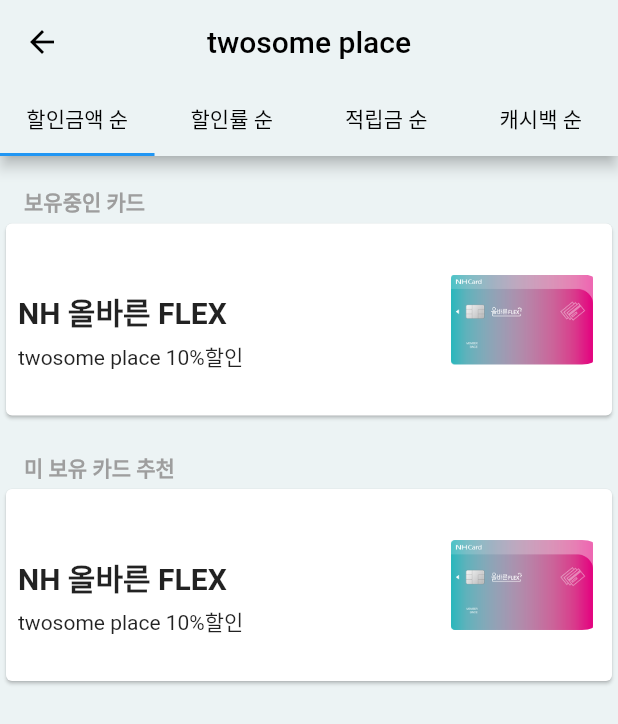
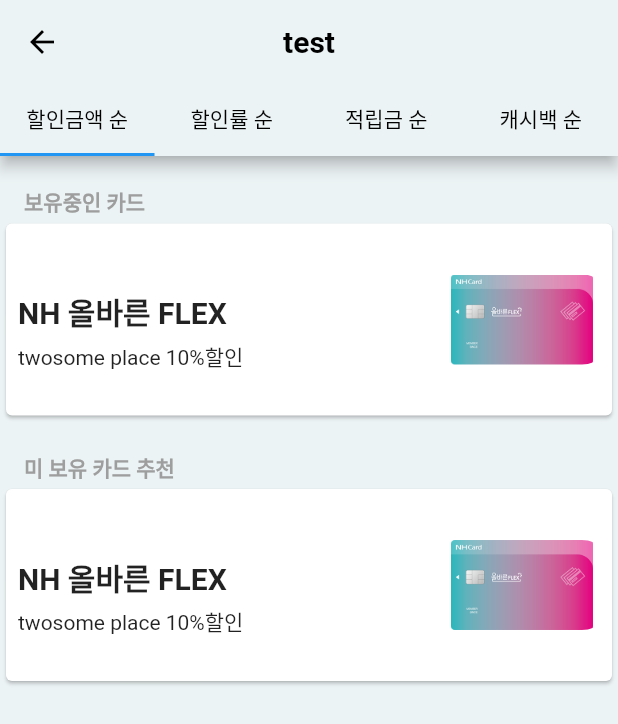
Before and after one commit to Hstone98/TTingBank, a Flutter app: the MainPage screen opened directly, in the side drawer, after a tap on "카드 추천", on a phone screen of 412 x 824 dp. Shown: the top 724 px of the screen. Run offline on Flutter 3.47's test engine with Material 2 defaults, Android fonts, the phone set to English and light mode, and no system bars; our stand-ins replace percent_indicator; missing offline and left inert: kakao_flutter_sdk, kakao_flutter_sdk_common; network calls fail; statements that could not run were skipped.

Commit message:
[flutter] - 추천페이지 동적구현(카테고리에 새로운 List추가, 메인페이지 오류수정, +가맹점리스트페이지 변경점)

```diff
--- a/Source/Client/tting_bank/lib/view/main_page.dart
+++ b/Source/Client/tting_bank/lib/view/main_page.dart
@@ -17,6 +17,8 @@ import 'package:tting_bank/data/category.dart';
 import 'package:tting_bank/data/image_category.dart';
 import 'package:tting_bank/view/registercard_page.dart';
 import 'package:tting_bank/conttoller/profile_controller.dart';
+
+var testname = 'test';
 
 class MainPage extends StatefulWidget {
   const MainPage({Key? key}) : super(key: key);
@@ -229,7 +231,7 @@ class _MainPageState extends State<MainPage> {
                 selected: true,
                 onTap: () {
                   Navigator.push(context,
-                      MaterialPageRoute(builder: (context) => RecommendPage()));
+                      MaterialPageRoute(builder: (context) => RecommendPage(testname)));
                 },
                 trailing: Icon(
                   Icons.add,
@@ -356,9 +358,7 @@ class _MainPageState extends State<MainPage> {
                     scrollDirection: Axis.horizontal,
                     child: Row(
                       children: [
-                        for (int i = 0;
-                            i < (ImageCategory.listAsset.length + 1) ~/ 2;
-                            i++)
+                        for (int i = 0;i < (ImageCategory.listAsset.length + 1) ~/ 2;i++)
                           Column(
                             children: [
                               if (2 * i < ImageCategory.listAsset.length)
@@ -366,43 +366,27 @@ class _MainPageState extends State<MainPage> {
                                   ImageCategory.listAsset[2 * i],
                                   CategoryType.values[2 * i],
                                   context,
+
                                 ),
-                              if (i == 0)
-                                Text(
-                                  "카페",
-                                  style: TextStyle(fontWeight: FontWeight.bold),
-                                ),
-                              if (i == 1)
-                                Text(
-                                  "편의점",
-                                  style: TextStyle(fontWeight: FontWeight.bold),
-                                ),
-                              if (i == 2)
-                                Text(
-                                  "주유소",
-                                  style: TextStyle(fontWeight: FontWeight.bold),
-                                ),
+                                if(i==0)
+                                  Text("카페",style: TextStyle(fontWeight: FontWeight.bold),),
+                                  if(i==1)
+                                  Text("편의점",style: TextStyle(fontWeight: FontWeight.bold),),
+                                  if(i==2)
+                                  Text("주유소",style: TextStyle(fontWeight: FontWeight.bold),),
+
                               if (2 * i + 1 < ImageCategory.listAsset.length)
                                 setSizeBox(
                                   ImageCategory.listAsset[2 * i + 1],
                                   CategoryType.values[2 * i + 1],
                                   context,
                                 ),
-                              if (i == 0)
-                                Text(
-                                  "영화관",
-                                  style: TextStyle(fontWeight: FontWeight.bold),
-                                ),
-                              if (i == 1)
-                                Text(
-                                  "여행",
-                                  style: TextStyle(fontWeight: FontWeight.bold),
-                                ),
-                              if (i == 2)
-                                Text(
-                                  "호텔/리조트",
-                                  style: TextStyle(fontWeight: FontWeight.bold),
-                                ),
+                                if(i==0)
+                                  Text("영화관",style: TextStyle(fontWeight: FontWeight.bold),),
+                                  if(i==1)
+                                  Text("여행",style: TextStyle(fontWeight: FontWeight.bold),),
+                                  if(i==2)
+                                  Text("호텔/리조트",style: TextStyle(fontWeight: FontWeight.bold),),
                             ],
                           ),
                       ],
--- a/Source/Client/tting_bank/lib/view/recommend_page.dart
+++ b/Source/Client/tting_bank/lib/view/recommend_page.dart
@@ -20,6 +20,9 @@ var suggestCardIndexFourth = 4; //캐시백순 탭 미보유 추천카드 갯수
 // 카드 추천 페이지
 //------------------------------------------------------------------------------------------------//
 class RecommendPage extends StatelessWidget {
+  var inputname;
+  RecommendPage(this.inputname, {Key? key}) : super(key: key);
+
   @override
   Widget build(BuildContext context) {
     return DefaultTabController(
@@ -39,9 +42,10 @@ class RecommendPage extends StatelessWidget {
           ),
           backgroundColor: Color.fromARGB(255, 236, 243, 244),
           title: Text(
-            "twosome place",
+            inputname,
             style: TextStyle(
               color: Colors.black,
+              fontWeight: FontWeight.bold
             ),
           ),
           centerTitle: true,
```
Also changed, not shown: Source/Client/tting_bank/lib/data/image_category.dart (+43 -0 lines), Source/Client/tting_bank/lib/view/store_list_page.dart (+10 -8 lines).
